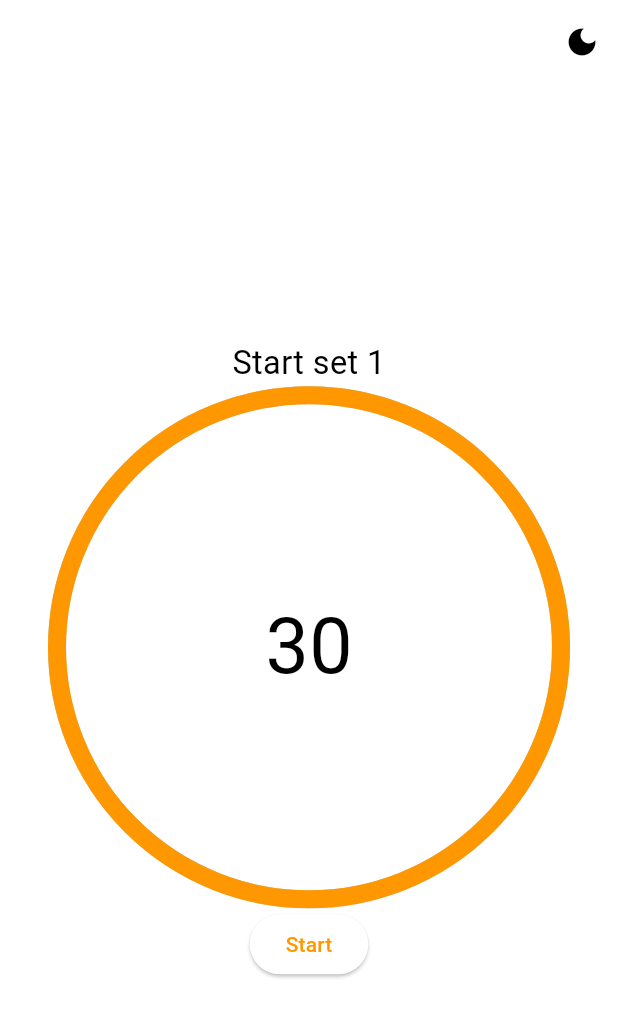
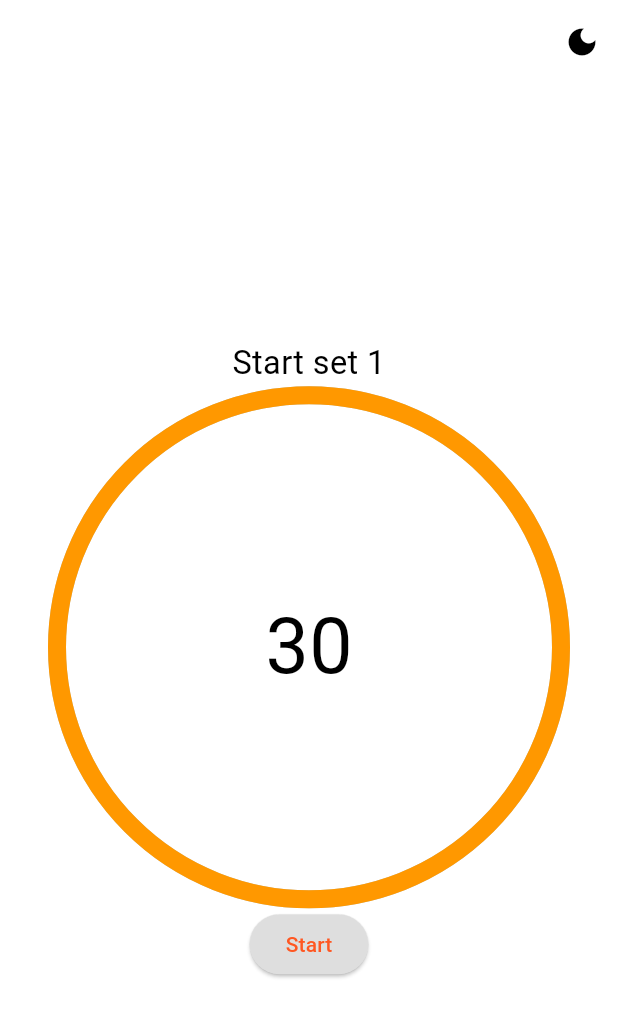
Before and after one commit to semerded/30-seconds-sets, a Flutter app: the screen it shows after launch, on a phone screen of 412 x 824 dp. Shown: the top 1017 px of the screen. Run offline on Flutter 3.47's test engine with Material 3 defaults, Android fonts, the phone set to English and light mode, and no system bars; drawn by our look-alikes of percent_indicator; our stand-ins replace audioplayers.

Commit message:
update colors for better visibility

```diff
--- a/lib/data.dart
+++ b/lib/data.dart
@@ -7,4 +7,8 @@ class Palette {
   static const Color secondary = Colors.deepOrange;
   static const Color bgLight = Colors.white;
   static const Color bgDark = Colors.black;
+  static const Color buttonLight = Color.fromARGB(255, 222, 222, 222);
+  static const Color buttonDark = Color.fromARGB(255, 72, 72, 72);
+  static const Color textLight = Colors.white;
+  static const Color textDark = Colors.black;
 }
--- a/lib/main.dart
+++ b/lib/main.dart
@@ -18,38 +18,46 @@ class MainApp extends StatelessWidget {
           home: const CountDown(),
           theme: ThemeData(
             primaryColor: Palette.primary,
-            scaffoldBackgroundColor: Colors.white,
-            textTheme: const TextTheme(bodyMedium: TextStyle(color: Colors.black)),
+            scaffoldBackgroundColor: Palette.bgLight,
+            textTheme: const TextTheme(bodyMedium: TextStyle(color: Palette.textDark)),
             colorScheme: const ColorScheme(
               brightness: Brightness.light,
               primary: Palette.primary,
-              onPrimary: Colors.white,
+              onPrimary: Palette.textLight,
               secondary: Palette.secondary, // or whatever you like
-              onSecondary: Colors.white,
-              background: Colors.white,
-              onBackground: Colors.black,
-              surface: Colors.white,
-              onSurface: Colors.black,
+              onSecondary: Palette.textDark,
+              surface: Palette.bgLight,
+              onSurface: Palette.textDark,
               error: Colors.red,
               onError: Colors.white,
+            ),
+            elevatedButtonTheme: ElevatedButtonThemeData(
+              style: ButtonStyle(
+                backgroundColor: WidgetStatePropertyAll(Palette.buttonLight),
+                foregroundColor: WidgetStatePropertyAll(Palette.secondary),
+              ),
             ),
           ),
           darkTheme: ThemeData(
             primaryColor: Palette.primary,
-            scaffoldBackgroundColor: Colors.black,
-            textTheme: const TextTheme(bodyMedium: TextStyle(color: Colors.white)),
+            scaffoldBackgroundColor: Palette.bgDark,
+            textTheme: const TextTheme(bodyMedium: TextStyle(color: Palette.textLight)),
             colorScheme: const ColorScheme(
               brightness: Brightness.dark,
               primary: Palette.primary,
-              onPrimary: Colors.black,
+              onPrimary: Palette.textDark,
               secondary: Palette.secondary,
-              onSecondary: Colors.black,
-              background: Colors.black,
-              onBackground: Colors.white,
-              surface: Colors.black,
-              onSurface: Colors.white,
+              onSecondary: Palette.textLight,
+              surface: Palette.bgDark,
+              onSurface: Palette.textLight,
               error: Colors.red,
-              onError: Colors.black,
+              onError: Palette.textLight,
+            ),
+            elevatedButtonTheme: ElevatedButtonThemeData(
+              style: ButtonStyle(
+                backgroundColor: WidgetStatePropertyAll(Palette.buttonDark),
+                foregroundColor: WidgetStatePropertyAll(Palette.primary),
+              ),
             ),
           ),
           themeMode: isDark ? ThemeMode.dark : ThemeMode.light,
```
